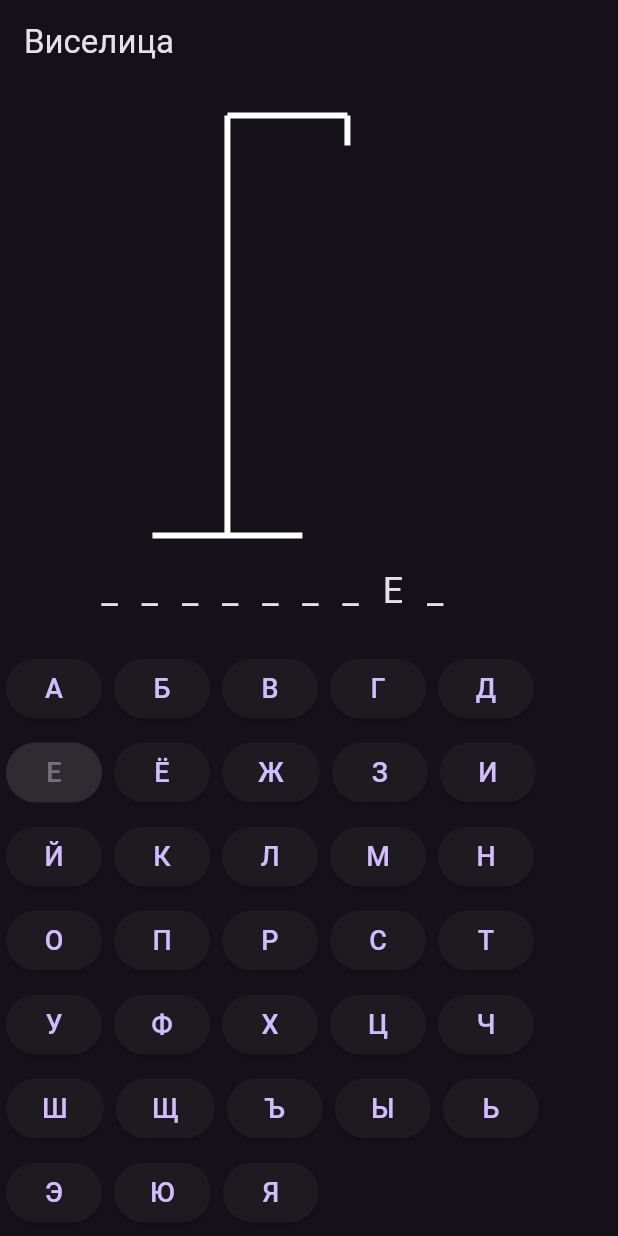
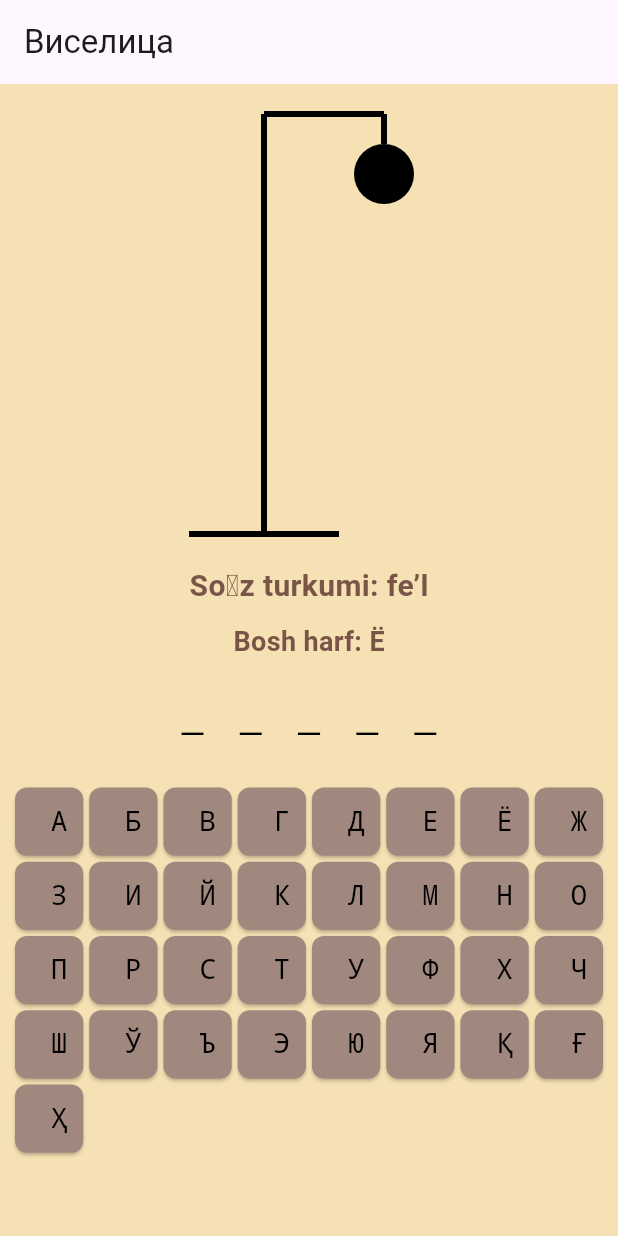
Before and after one commit to Khasantuit/hangman_flutter, a Flutter app: the screen it shows after launch, after a tap on an icon or button, on a phone screen of 412 x 824 dp. Run offline on Flutter 3.47's test engine with Material 3 defaults, Android fonts, the phone set to English and light mode, and no system bars.

```diff
--- a/lib/game_screen.dart
+++ b/lib/game_screen.dart
@@ -1,6 +1,6 @@
 import 'package:flutter/material.dart';
-import 'hangman_painter.dart';
-import 'words.dart';
+import 'dart:math';
+import 'words.dart'; // So‘zlar alohida faylda saqlanadi
 
 class GameScreen extends StatefulWidget {
   @override
@@ -8,7 +8,7 @@ class GameScreen extends StatefulWidget {
 }
 
 class _GameScreenState extends State<GameScreen> {
-  late String word;
+  late Map<String, String> currentWord;
   List<String> guessedLetters = [];
   int wrongGuesses = 0;
   final int maxWrongGuesses = 6;
@@ -16,12 +16,20 @@ class _GameScreenState extends State<GameScreen> {
   @override
   void initState() {
     super.initState();
-    word = getRandomWord();
+    pickRandomWord();
+  }
+
+  void pickRandomWord() {
+    setState(() {
+      currentWord = words[Random().nextInt(words.length)];
+      guessedLetters.clear();
+      wrongGuesses = 0;
+    });
   }
 
   void guessLetter(String letter) {
     setState(() {
-      if (word.contains(letter)) {
+      if (currentWord['word']!.contains(letter)) {
         guessedLetters.add(letter);
       } else {
         wrongGuesses++;
@@ -31,12 +39,12 @@ class _GameScreenState extends State<GameScreen> {
     if (isGameWon()) {
       showResultDialog('Siz yutdingiz!', Colors.green);
     } else if (wrongGuesses >= maxWrongGuesses) {
-      showResultDialog('Siz yutqazdingiz! Soʻz: $word', Colors.red);
+      showResultDialog('Siz yutqazdingiz! Soʻz: ${currentWord['word']}', Colors.red);
     }
   }
 
   bool isGameWon() {
-    return word.split('').every((char) => guessedLetters.contains(char));
+    return currentWord['word']!.split('').every((char) => guessedLetters.contains(char));
   }
 
   void showResultDialog(String message, Color color) {
@@ -48,21 +56,13 @@ class _GameScreenState extends State<GameScreen> {
           TextButton(
             onPressed: () {
               Navigator.of(context).pop();
-              resetGame();
+              pickRandomWord();
             },
             child: Text('Qayta boshlash'),
           )
         ],
       ),
     );
-  }
-
-  void resetGame() {
-    setState(() {
-      word = getRandomWord();
-      guessedLetters.clear();
-      wrongGuesses = 0;
-    });
   }
 
   @override
@@ -78,25 +78,72 @@ class _GameScreenState extends State<GameScreen> {
           ),
           SizedBox(height: 20),
           Text(
-            word.split('').map((char) => guessedLetters.contains(char) ? char : '_').join(' '),
-            style: TextStyle(fontSize: 24, letterSpacing: 5),
+            'Soʻz turkumi: ${currentWord['type']}',
+            style: TextStyle(fontSize: 20, fontWeight: FontWeight.bold, color: Colors.brown),
+          ),
+          SizedBox(height: 10),
+          Text(
+            'Bosh harf: ${currentWord['first_letter']}',
+            style: TextStyle(fontSize: 18, fontWeight: FontWeight.bold, color: Colors.brown),
           ),
           SizedBox(height: 20),
-          Wrap(
-            children: 'АБВГДЕЁЖЗИЙКЛМНОПРСТУФХЦЧШЩЪЫЬЭЮЯ'.split('').map((letter) {
-              return Padding(
-                padding: const EdgeInsets.all(4.0),
-                child: ElevatedButton(
+          Text(
+            currentWord['word']!.split('').map((char) => guessedLetters.contains(char) ? char : '_').join(' '),
+            style: TextStyle(fontSize: 24, letterSpacing: 5, fontFamily: 'Courier', color: Colors.black),
+          ),
+          SizedBox(height: 20),
+          Expanded(
+            child: GridView.count(
+              crossAxisCount: 8, // Harflarni sig‘dirish uchun 8 ta ustun
+              mainAxisSpacing: 4,
+              crossAxisSpacing: 4,
+              padding: EdgeInsets.all(10),
+              children: 'АБВГДЕЁЖЗИЙКЛМНОПРСТУФХЧШЎЪЭЮЯҚҒҲ'.split('').map((letter) {
+                return ElevatedButton(
+                  style: ElevatedButton.styleFrom(
+                    backgroundColor: Colors.brown.shade300,
+                    shape: RoundedRectangleBorder(
+                      borderRadius: BorderRadius.circular(8),
+                    ),
+                  ),
                   onPressed: guessedLetters.contains(letter) || wrongGuesses >= maxWrongGuesses
                       ? null
                       : () => guessLetter(letter),
-                  child: Text(letter, style: TextStyle(fontSize: 18)),
-                ),
-              );
-            }).toList(),
+                  child: Text(letter, style: TextStyle(fontSize: 18, color: Colors.black, fontFamily: 'Courier')),
+                );
+              }).toList(),
+            ),
           ),
         ],
       ),
     );
   }
 }
+
+class HangmanPainter extends CustomPainter {
+  final int wrongGuesses;
+  HangmanPainter(this.wrongGuesses);
+
+  @override
+  void paint(Canvas canvas, Size size) {
+    final paint = Paint()
+      ..strokeWidth = 4
+      ..color = Colors.black;
+
+    // O‘lim maydonini chizish
+    canvas.drawLine(Offset(20, size.height), Offset(120, size.height), paint);
+    canvas.drawLine(Offset(70, size.height), Offset(70, 20), paint);
+    canvas.drawLine(Offset(70, 20), Offset(150, 20), paint);
+    canvas.drawLine(Offset(150, 20), Offset(150, 40), paint);
+
+    if (wrongGuesses > 0) canvas.drawCircle(Offset(150, 60), 20, paint); // Bosh
+    if (wrongGuesses > 1) canvas.drawLine(Offset(150, 80), Offset(150, 140), paint); // Tana
+    if (wrongGuesses > 2) canvas.drawLine(Offset(150, 90), Offset(130, 120), paint); // Chap qo‘l
+    if (wrongGuesses > 3) canvas.drawLine(Offset(150, 90), Offset(170, 120), paint); // O‘ng qo‘l
+    if (wrongGuesses > 4) canvas.drawLine(Offset(150, 140), Offset(130, 180), paint); // Chap oyoq
+    if (wrongGuesses > 5) canvas.drawLine(Offset(150, 140), Offset(170, 180), paint); // O‘ng oyoq
+  }
+
+  @override
+  bool shouldRepaint(HangmanPainter oldDelegate) => true;
+}
--- a/lib/main.dart
+++ b/lib/main.dart
@@ -10,7 +10,13 @@ class HangmanApp extends StatelessWidget {
   Widget build(BuildContext context) {
     return MaterialApp(
       title: 'Виселица',
-      theme: ThemeData.dark(),
+      theme: ThemeData(
+        // primarySwatch: Colors.brown,
+        scaffoldBackgroundColor: Color(0xFFF5E1B3), // Qog‘oz fon rangi
+        textTheme: TextTheme(
+          bodyLarge: TextStyle(fontFamily: 'Courier', color: Colors.black),
+        ),
+      ),
       home: GameScreen(),
     );
   }
--- a/lib/words.dart
+++ b/lib/words.dart
@@ -1,9 +1,8 @@
-import 'dart:math';
-
-final List<String> words = [
-  'ПРИВЕТ', 'ФЛАТТЕР', 'ДЖАНГО', 'ТЕЛЕФОН', 'КОМПЬЮТЕР', 'ПРОГРАММА', 'КНИГА', 'ДОМ'
+final List<Map<String, String>> words = [
+  {'word': 'КИТОБ', 'type': 'ot', 'first_letter': 'К'},
+  {'word': 'ЎҚИМОҚ', 'type': 'fe’l', 'first_letter': 'Ў'},
+  {'word': 'ЧИРОЙЛИ', 'type': 'sifat', 'first_letter': 'Ч'},
+  {'word': 'МУАЛЛИМ', 'type': 'ot', 'first_letter': 'М'},
+  {'word': 'ЁЗМОҚ', 'type': 'fe’l', 'first_letter': 'Ё'},
+  {'word': 'САРИҚ', 'type': 'sifat', 'first_letter': 'С'},
 ];
-
-String getRandomWord() {
-  return words[Random().nextInt(words.length)];
-}
```
